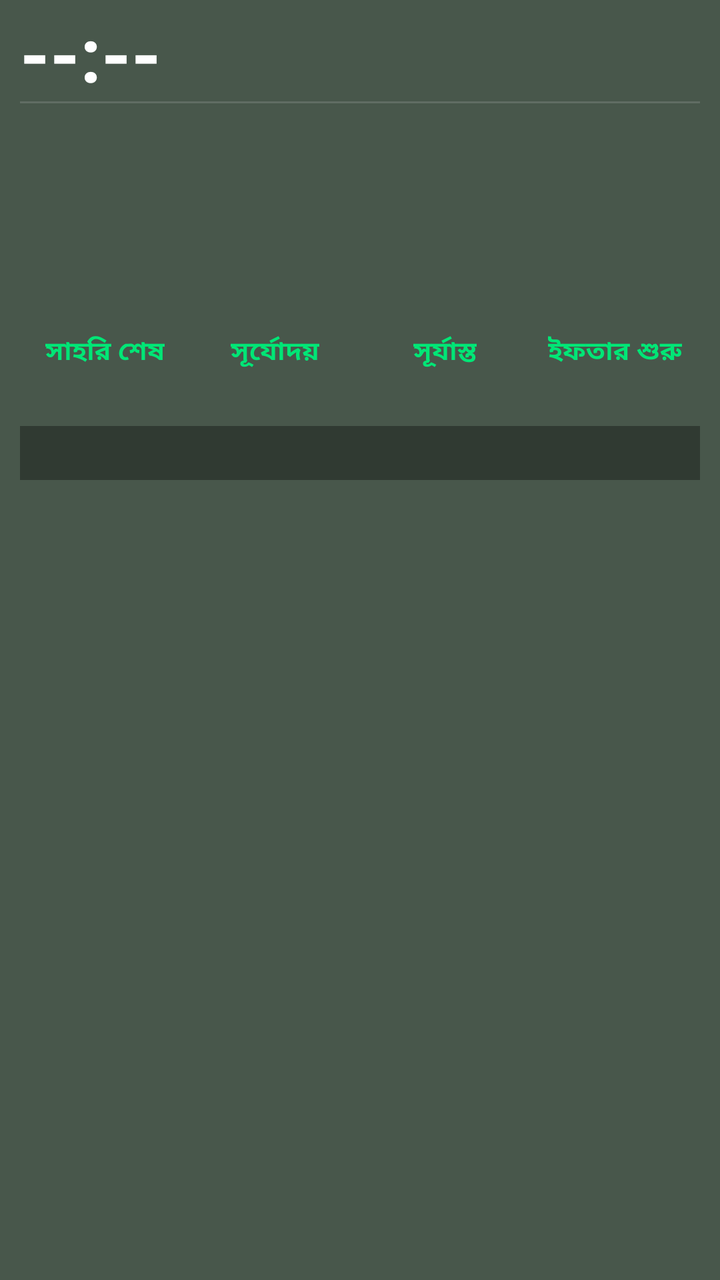
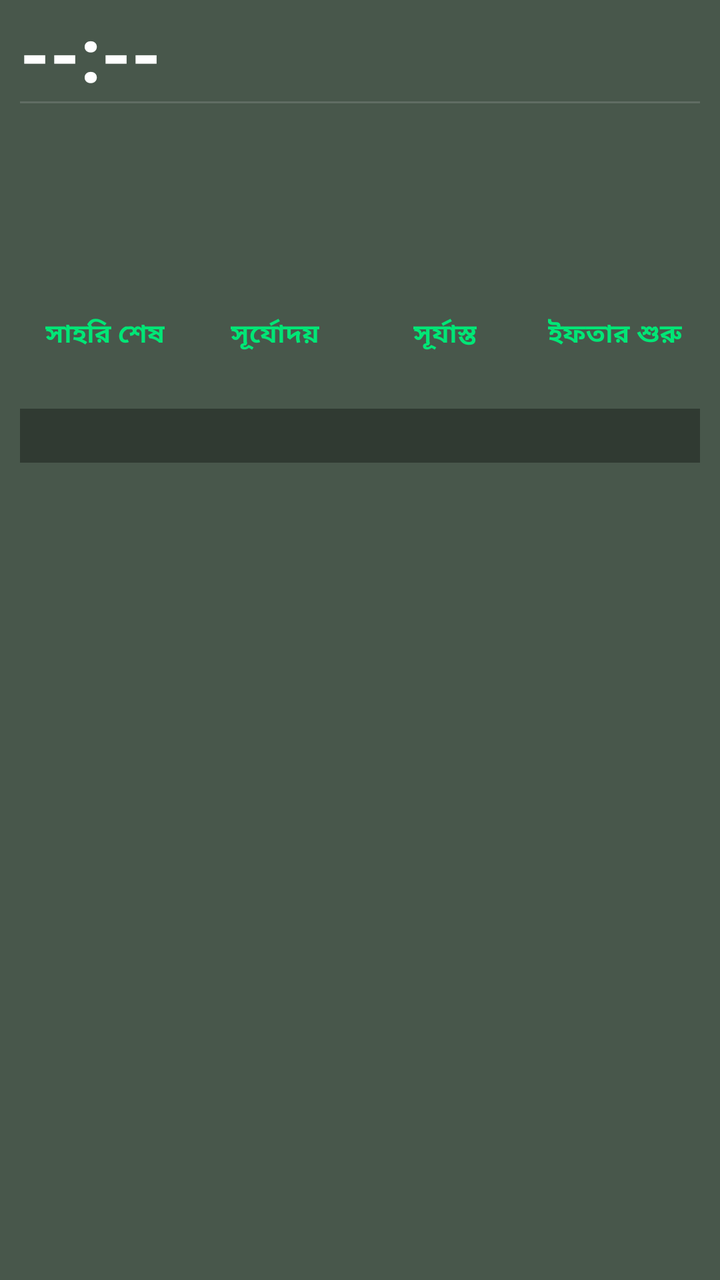

Compare the two renders of this Android layout. The source of the first and the diff that turns it into the second are given below.
<!-- AndroidManifest.xml: fallback theme Theme.MaterialComponents.DayNight.NoActionBar -->
<!-- res/layout/prayer_widget_layout.xml -->
<?xml version="1.0" encoding="utf-8"?>
<LinearLayout xmlns:android="http://schemas.android.com/apk/res/android"
    android:layout_width="match_parent"
    android:layout_height="match_parent"
    android:orientation="vertical"
    android:background="@drawable/widget_background"
    android:paddingStart="10dp"
    android:paddingEnd="10dp"
    android:paddingTop="6dp"
    android:paddingBottom="8dp">

    
    <LinearLayout
        android:layout_width="match_parent"
        android:layout_height="wrap_content"
        android:orientation="horizontal"
        android:gravity="top">

        <TextView
            android:id="@+id/widget_time"
            android:layout_width="0dp"
            android:layout_height="wrap_content"
            android:layout_weight="1"
            android:text="--:--"
            android:textColor="#FFFFFF"
            android:textSize="38sp"
            android:textStyle="bold"
            android:includeFontPadding="false"
            android:gravity="start|center_vertical" />

        <LinearLayout
            android:layout_width="wrap_content"
            android:layout_height="wrap_content"
            android:orientation="vertical"
            android:gravity="end">

            <TextView
                android:id="@+id/widget_location"
                android:layout_width="wrap_content"
                android:layout_height="wrap_content"
                android:text=""
                android:textColor="#80DEEA"
                android:textSize="14sp"
                android:textStyle="bold"
                android:gravity="end"
                android:singleLine="true"
                android:ellipsize="end"
                android:maxWidth="180dp" />

            <TextView
                android:id="@+id/widget_weather"
                android:layout_width="wrap_content"
                android:layout_height="wrap_content"
                android:layout_marginTop="2dp"
                android:text=""
                android:textColor="#B0BEC5"
                android:textSize="13sp"
                android:textStyle="bold"
                android:gravity="end"
                android:singleLine="true"
                android:ellipsize="end"
                android:maxWidth="180dp" />

        </LinearLayout>

    </LinearLayout>

    
    <TextView
        android:layout_width="match_parent"
        android:layout_height="1dp"
        android:layout_marginTop="0dp"
        android:layout_marginBottom="2dp"
        android:background="#22FFFFFF"
        android:text="" />

    
    <LinearLayout
        android:layout_width="match_parent"
        android:layout_height="wrap_content"
        android:orientation="horizontal">

        
        <LinearLayout
            android:layout_width="0dp"
            android:layout_height="wrap_content"
            android:layout_weight="1"
            android:orientation="vertical">

            <TextView
                android:id="@+id/widget_waqt_name"
                android:layout_width="wrap_content"
                android:layout_height="wrap_content"
                android:text=""
                android:textColor="#00E676"
                android:textSize="22sp"
                android:textStyle="bold" />

            <TextView
                android:id="@+id/widget_waqt_range"
                android:layout_width="wrap_content"
                android:layout_height="wrap_content"
                android:layout_marginTop="0dp"
                android:text=""
                android:textColor="#ECEFF1"
                android:textSize="18sp"
                android:textStyle="bold" />

            <TextView
                android:id="@+id/widget_waqt_remaining_label"
                android:layout_width="wrap_content"
                android:layout_height="wrap_content"
                android:layout_marginTop="1dp"
                android:text=""
                android:textColor="#CE93D8"
                android:textSize="15sp"
                android:textStyle="bold" />

            <TextView
                android:id="@+id/widget_waqt_remaining_value"
                android:layout_width="wrap_content"
                android:layout_height="wrap_content"
                android:layout_marginTop="1dp"
                android:text=""
                android:textColor="#FFFFFF"
                android:textSize="18sp"
                android:textStyle="bold" />

        </LinearLayout>

        
        <LinearLayout
            android:layout_width="0dp"
            android:layout_height="wrap_content"
            android:layout_weight="1"
            android:orientation="vertical">

            <TextView
                android:id="@+id/widget_day"
                android:layout_width="match_parent"
                android:layout_height="wrap_content"
                android:text=""
                android:textColor="#00E676"
                android:textSize="22sp"
                android:textStyle="bold"
                android:singleLine="true"
                android:ellipsize="end"
                android:gravity="end" />

            <TextView
                android:id="@+id/widget_gregorian"
                android:layout_width="match_parent"
                android:layout_height="wrap_content"
                android:layout_marginTop="0dp"
                android:text=""
                android:textColor="#E0E0E0"
                android:textSize="18sp"
                android:textStyle="bold"
                android:gravity="end" />

            <TextView
                android:id="@+id/widget_hijri"
                android:layout_width="match_parent"
                android:layout_height="wrap_content"
                android:layout_marginTop="0dp"
                android:text=""
                android:textColor="#CE93D8"
                android:textSize="18sp"
                android:textStyle="bold"
                android:gravity="end" />

            <TextView
                android:id="@+id/widget_bangla_date"
                android:layout_width="match_parent"
                android:layout_height="wrap_content"
                android:layout_marginTop="2dp"
                android:text=""
                android:textColor="#80DEEA"
                android:textSize="18sp"
                android:textStyle="bold"
                android:gravity="end" />

        </LinearLayout>
    </LinearLayout>

    
    <LinearLayout
        android:layout_width="match_parent"
        android:layout_height="wrap_content"
        android:layout_marginTop="8dp"
        android:orientation="horizontal">

        <LinearLayout
            android:layout_width="0dp"
            android:layout_height="wrap_content"
            android:layout_weight="1"
            android:orientation="vertical"
            android:gravity="center">

            <TextView
                android:id="@+id/widget_sehri_label"
                android:layout_width="wrap_content"
                android:layout_height="wrap_content"
                android:text="সাহরি শেষ"
                android:textColor="#00E676"
                android:textSize="13sp"
                android:textStyle="bold" />

            <TextView
                android:id="@+id/widget_sehri"
                android:layout_width="wrap_content"
                android:layout_height="wrap_content"
                android:text=""
                android:textColor="#00E676"
                android:textSize="16sp"
                android:textStyle="bold" />

        </LinearLayout>

        <LinearLayout
            android:layout_width="0dp"
            android:layout_height="wrap_content"
            android:layout_weight="1"
            android:orientation="vertical"
            android:gravity="center">

            <TextView
                android:id="@+id/widget_sunrise_label"
                android:layout_width="wrap_content"
                android:layout_height="wrap_content"
                android:text="সূর্যোদয়"
                android:textColor="#00E676"
                android:textSize="13sp"
                android:textStyle="bold" />

            <TextView
                android:id="@+id/widget_sunrise"
                android:layout_width="wrap_content"
                android:layout_height="wrap_content"
                android:text=""
                android:textColor="#00E676"
                android:textSize="16sp"
                android:textStyle="bold" />

        </LinearLayout>

        <LinearLayout
            android:layout_width="0dp"
            android:layout_height="wrap_content"
            android:layout_weight="1"
            android:orientation="vertical"
            android:gravity="center">

            <TextView
                android:id="@+id/widget_sunset_label"
                android:layout_width="wrap_content"
                android:layout_height="wrap_content"
                android:text="সূর্যাস্ত"
                android:textColor="#00E676"
                android:textSize="13sp"
                android:textStyle="bold" />

            <TextView
                android:id="@+id/widget_sunset"
                android:layout_width="wrap_content"
                android:layout_height="wrap_content"
                android:text=""
                android:textColor="#00E676"
                android:textSize="16sp"
                android:textStyle="bold" />

        </LinearLayout>

        <LinearLayout
            android:layout_width="0dp"
            android:layout_height="wrap_content"
            android:layout_weight="1"
            android:orientation="vertical"
            android:gravity="center">

            <TextView
                android:id="@+id/widget_iftar_label"
                android:layout_width="wrap_content"
                android:layout_height="wrap_content"
                android:text="ইফতার শুরু"
                android:textColor="#00E676"
                android:textSize="13sp"
                android:textStyle="bold" />

            <TextView
                android:id="@+id/widget_iftar"
                android:layout_width="wrap_content"
                android:layout_height="wrap_content"
                android:text=""
                android:textColor="#00E676"
                android:textSize="16sp"
                android:textStyle="bold" />

        </LinearLayout>

    </LinearLayout>

    
    <TextView
        android:id="@+id/widget_alert"
        android:layout_width="match_parent"
        android:layout_height="wrap_content"
        android:layout_marginTop="6dp"
        android:paddingTop="4dp"
        android:paddingBottom="4dp"
        android:paddingStart="4dp"
        android:paddingEnd="4dp"
        android:background="#55000000"
        android:text=""
        android:textColor="#FFD54F"
        android:textSize="14sp"
        android:textStyle="bold"
        android:gravity="start"
        android:maxLines="10"
        android:ellipsize="end" />

</LinearLayout>
<!-- resources referenced by this layout -->
<resources>
  <!-- drawable widget_background (drawable) -->
  <?xml version="1.0" encoding="utf-8"?>
  <shape xmlns:android="http://schemas.android.com/apk/res/android"
      android:shape="rectangle">
      <solid android:color="#CC1B2E1F" />
  </shape>
</resources>

<!-- the commit's change to res/layout/prayer_widget_layout.xml (unified diff, before → after) -->
@@ -93,14 +93,14 @@
                 android:layout_height="wrap_content"
                 android:text=""
                 android:textColor="#00E676"
-                android:textSize="22sp"
+                android:textSize="20sp"
                 android:textStyle="bold" />
 
             <TextView
                 android:id="@+id/widget_waqt_range"
                 android:layout_width="wrap_content"
                 android:layout_height="wrap_content"
-                android:layout_marginTop="0dp"
+                android:layout_marginTop="-2dp"
                 android:text=""
                 android:textColor="#ECEFF1"
                 android:textSize="18sp"
@@ -110,17 +110,17 @@
                 android:id="@+id/widget_waqt_remaining_label"
                 android:layout_width="wrap_content"
                 android:layout_height="wrap_content"
-                android:layout_marginTop="1dp"
+                android:layout_marginTop="0dp"
                 android:text=""
                 android:textColor="#CE93D8"
-                android:textSize="15sp"
+                android:textSize="16sp"
                 android:textStyle="bold" />
 
             <TextView
                 android:id="@+id/widget_waqt_remaining_value"
                 android:layout_width="wrap_content"
                 android:layout_height="wrap_content"
-                android:layout_marginTop="1dp"
+                android:layout_marginTop="0dp"
                 android:text=""
                 android:textColor="#FFFFFF"
                 android:textSize="18sp"
@@ -141,7 +141,7 @@
                 android:layout_height="wrap_content"
                 android:text=""
                 android:textColor="#00E676"
-                android:textSize="22sp"
+                android:textSize="20sp"
                 android:textStyle="bold"
                 android:singleLine="true"
                 android:ellipsize="end"
@@ -154,7 +154,7 @@
                 android:layout_marginTop="0dp"
                 android:text=""
                 android:textColor="#E0E0E0"
-                android:textSize="18sp"
+                android:textSize="16sp"
                 android:textStyle="bold"
                 android:gravity="end" />
 
@@ -165,7 +165,7 @@
                 android:layout_marginTop="0dp"
                 android:text=""
                 android:textColor="#CE93D8"
-                android:textSize="18sp"
+                android:textSize="16sp"
                 android:textStyle="bold"
                 android:gravity="end" />
 
@@ -173,10 +173,10 @@
                 android:id="@+id/widget_bangla_date"
                 android:layout_width="match_parent"
                 android:layout_height="wrap_content"
-                android:layout_marginTop="2dp"
+                android:layout_marginTop="0dp"
                 android:text=""
                 android:textColor="#80DEEA"
-                android:textSize="18sp"
+                android:textSize="16sp"
                 android:textStyle="bold"
                 android:gravity="end" />
 
